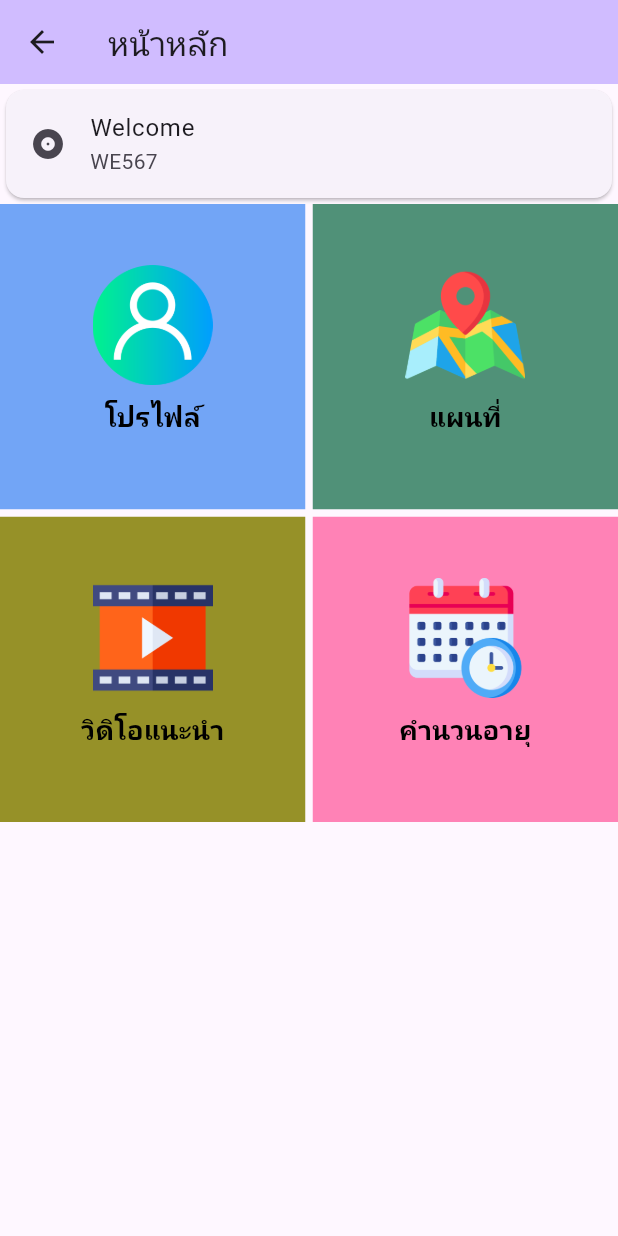
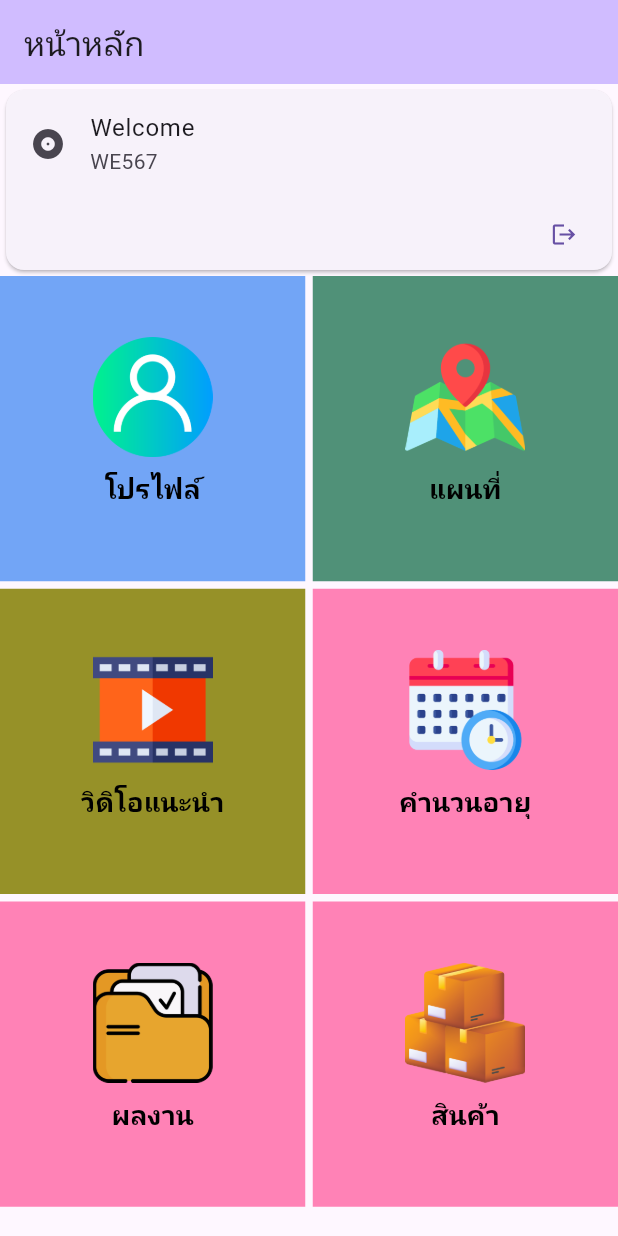
Before and after one commit to dognutxxx/Flutter, a Flutter app: the HomePage screen opened directly, on a phone screen of 412 x 824 dp. Run offline on Flutter 3.47's test engine with Material 3 defaults, Android fonts, the phone set to English and light mode, and no system bars; our stand-ins replace google_maps_flutter, shared_preferences, youtube_player_flutter; missing offline and left inert: video_url_validator; accounts and stored records are empty.

Commit message:
commit final

```diff
--- a/lib/homePage.dart
+++ b/lib/homePage.dart
@@ -1,4 +1,6 @@
 import 'package:flutter/material.dart';
+import 'package:myaboutme/login.dart';
+import 'package:shared_preferences/shared_preferences.dart';
 
 class HomePage extends StatefulWidget {
   const HomePage({super.key});
@@ -8,24 +10,45 @@
 }
 
 class _HomePageState extends State<HomePage> {
+  Future<void> logOut() async {
+    final SharedPreferences prefs = await SharedPreferences.getInstance();
+    await prefs.clear();
+  }
+
   @override
   Widget build(BuildContext context) {
     return Scaffold(
       appBar: AppBar(
         backgroundColor: Theme.of(context).colorScheme.inversePrimary,
         title: const Text("หน้าหลัก"),
+        automaticallyImplyLeading: false,
       ),
       body: Column(
         mainAxisAlignment: MainAxisAlignment.start,
         children: [
-          const Card(
+          Card(
             child: Column(
               crossAxisAlignment: CrossAxisAlignment.stretch,
               children: <Widget>[
-                ListTile(
+                const ListTile(
                   leading: Icon(Icons.album),
                   title: Text("Welcome"),
                   subtitle: Text("WE567"),
+                ),
+                Row(
+                  mainAxisAlignment: MainAxisAlignment.end,
+                  children: <Widget>[
+                    TextButton(
+                      child: const Icon(Icons.logout),
+                      onPressed: () => {
+                        logOut(),
+                        Navigator.push(
+                            context,
+                            MaterialPageRoute(
+                                builder: (context) => const Login()))
+                      },
+                    )
+                  ],
                 )
               ],
             ),
@@ -148,6 +171,62 @@
                         ],
                       )),
                 ),
+                Container(
+                  padding: const EdgeInsets.all(0.0),
+                  color: const Color.fromRGBO(255, 130, 182, 51),
+                  child: TextButton(
+                      onPressed: () {
+                        Navigator.pushNamed(context, 'my_port');
+                      },
+                      child: const Column(
+                        mainAxisAlignment: MainAxisAlignment.center,
+                        children: [
+                          Image(
+                            image: AssetImage("assets/images/portfolio.png"),
+                            height: 80.0,
+                            width: 80.0,
+                          ),
+                          Padding(
+                            padding: EdgeInsets.all(8.0),
+                            child: Text(
+                              "ผลงาน",
+                              style: TextStyle(
+                                  fontSize: 18,
+                                  fontWeight: FontWeight.bold,
+                                  color: Colors.black),
+                            ),
+                          )
+                        ],
+                      )),
+                ),
+                Container(
+                  padding: const EdgeInsets.all(0.0),
+                  color: const Color.fromRGBO(255, 130, 182, 51),
+                  child: TextButton(
+                      onPressed: () {
+                        Navigator.pushNamed(context, 'my_port');
+                      },
+                      child: const Column(
+                        mainAxisAlignment: MainAxisAlignment.center,
+                        children: [
+                          Image(
+                            image: AssetImage("assets/images/products.png"),
+                            height: 80.0,
+                            width: 80.0,
+                          ),
+                          Padding(
+                            padding: EdgeInsets.all(8.0),
+                            child: Text(
+                              "สินค้า",
+                              style: TextStyle(
+                                  fontSize: 18,
+                                  fontWeight: FontWeight.bold,
+                                  color: Colors.black),
+                            ),
+                          )
+                        ],
+                      )),
+                ),
               ],
             ),
           )
--- a/pubspec.yaml
+++ b/pubspec.yaml
@@ -37,6 +37,7 @@
   youtube_player_flutter: ^9.0.0
   video_url_validator: ^1.0.3
   google_maps_flutter: ^2.6.0
+  shared_preferences: ^2.2.2
 
 dev_dependencies:
   flutter_test:
@@ -66,6 +67,9 @@
     - assets/images/schedule.png
     - assets/images/user.png
     - assets/images/nut_1.jpg
+    - assets/images/bitcoin.png
+    - assets/images/products.png
+    - assets/images/portfolio.png
 
   # An image asset can refer to one or more resolution-specific "variants", see
   # https://flutter.dev/assets-and-images/#resolution-aware
```
Also changed, not shown: lib/login.dart (added, +143 -0 lines), lib/main.dart (+26 -1 lines), lib/myPort.dart (added, +21 -0 lines), lib/product.dart (added, +21 -0 lines), assets/images/bitcoin.png (added), assets/images/portfolio.png (added), assets/images/products.png (added), pubspec.lock, 1 other file.
